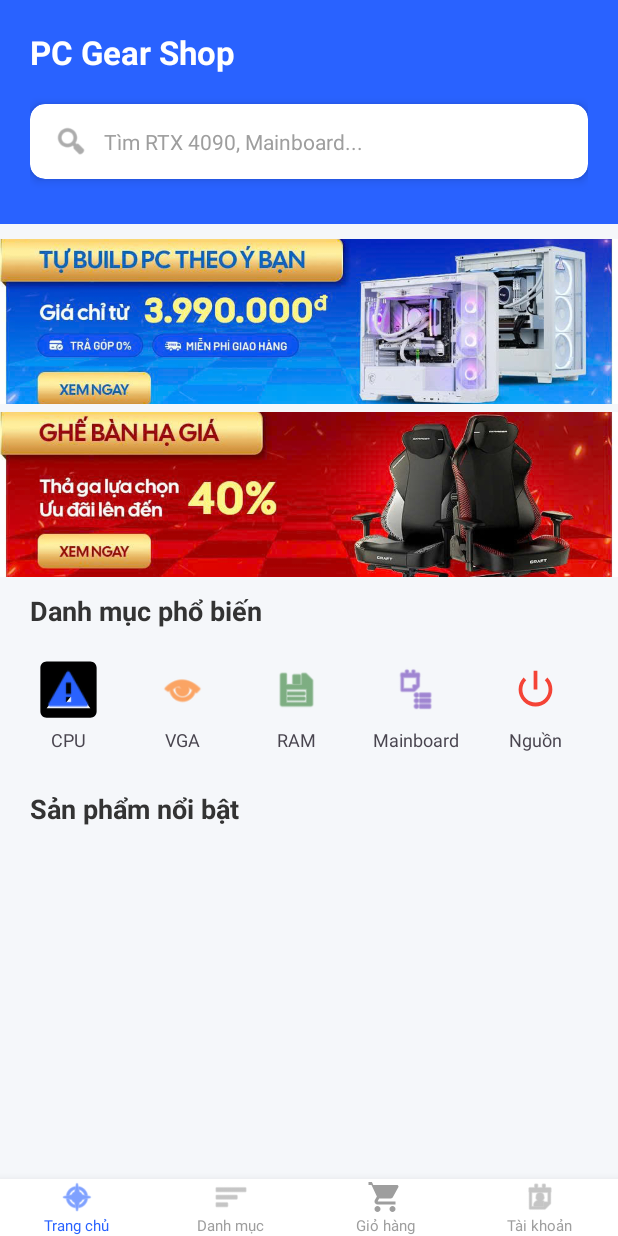
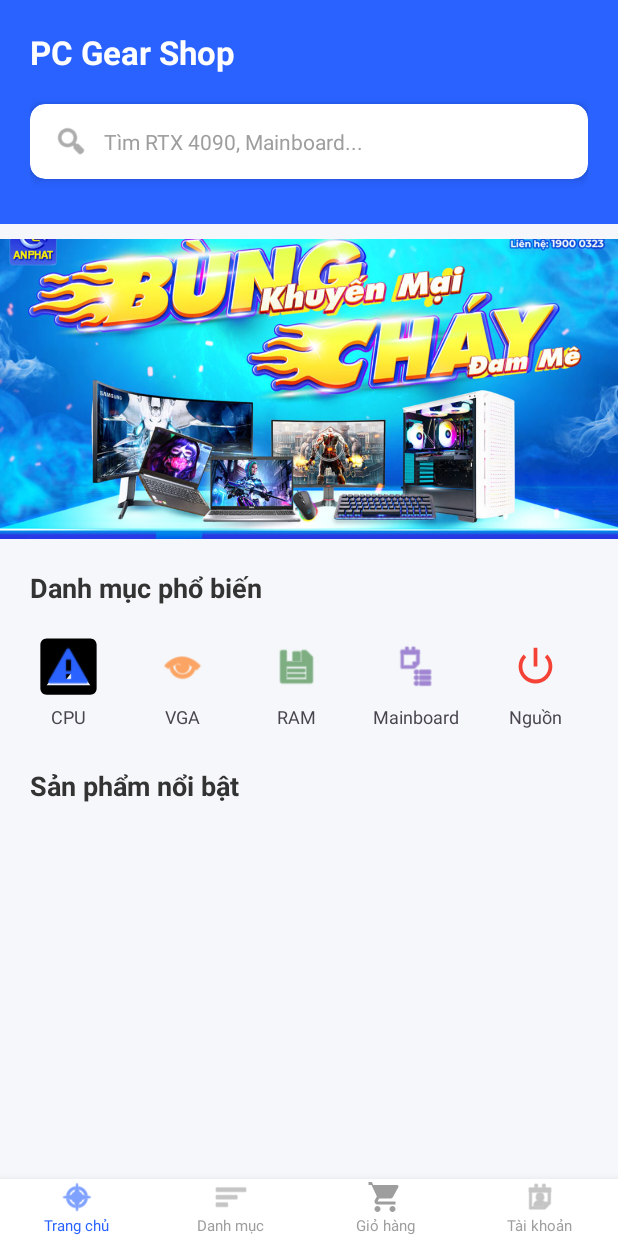
Before and after one commit to HG2505/do-an-mobile, an Android app: the HomeActivity screen opened directly, with no data from a screen before it, on a phone screen of 412 x 824 dp. Run offline under Robolectric (Android 15) with nearby library versions, the phone set to English and light mode, and no system bars; our stand-ins replace Firebase (no records; nobody signed in at launch, a user with empty details on screens opened directly).

Commit message:
Vỹ sửa & thêm vài tính năng mới như : Login , Home , Customer

```diff
--- /dev/null
+++ b/app/src/main/java/com/example/giuaki/BannerAdapter.kt
@@ -0,0 +1,27 @@
+package com.example.giuaki
+
+import android.view.LayoutInflater
+import android.view.View
+import android.view.ViewGroup
+import android.widget.ImageView
+import androidx.recyclerview.widget.RecyclerView
+
+class BannerAdapter(private val images: List<Int>) : RecyclerView.Adapter<BannerAdapter.BannerViewHolder>() {
+
+    inner class BannerViewHolder(view: View) : RecyclerView.ViewHolder(view) {
+        val imageView: ImageView = view.findViewById(R.id.imgBannerItem)
+    }
+
+    override fun onCreateViewHolder(parent: ViewGroup, viewType: Int): BannerViewHolder {
+        val view = LayoutInflater.from(parent.context).inflate(R.layout.item_banner, parent, false)
+        return BannerViewHolder(view)
+    }
+
+    override fun onBindViewHolder(holder: BannerViewHolder, position: Int) {
+        holder.imageView.setImageResource(images[position])
+    }
+
+    override fun getItemCount(): Int {
+        return images.size
+    }
+}
--- a/app/src/main/java/com/example/giuaki/HomeActivity.kt
+++ b/app/src/main/java/com/example/giuaki/HomeActivity.kt
@@ -3,6 +3,8 @@ package com.example.giuaki
 import android.annotation.SuppressLint
 import android.content.Intent
 import android.os.Bundle
+import android.os.Handler
+import android.os.Looper
 import android.util.Log
 import android.widget.ImageView
 import android.widget.TextView
@@ -10,6 +12,7 @@ import android.widget.Toast
 import androidx.appcompat.app.AppCompatActivity
 import androidx.recyclerview.widget.GridLayoutManager
 import androidx.recyclerview.widget.RecyclerView
+import androidx.viewpager2.widget.ViewPager2
 import com.google.firebase.firestore.FirebaseFirestore
 
 class HomeActivity : AppCompatActivity() {
@@ -18,9 +21,25 @@ class HomeActivity : AppCompatActivity() {
     private lateinit var adapter: ProductAdapter
     private val featuredList = mutableListOf<Product>()
 
+    private lateinit var viewPagerBanner : ViewPager2
+    private lateinit var bannerAdapter: BannerAdapter
+    private val bannerHandler = Handler(Looper.getMainLooper())
+    private val bannerRunnable = Runnable {
+        var currentItem = viewPagerBanner.currentItem
+        val totalItem = bannerAdapter.itemCount - 1
+
+        if (currentItem < totalItem) {
+            currentItem++
+            viewPagerBanner.currentItem = currentItem
+        } else {
+            viewPagerBanner.currentItem = 0
+        }
+    }
+
     override fun onCreate(savedInstanceState: Bundle?) {
         super.onCreate(savedInstanceState)
         setContentView(R.layout.home)
+        setupBanner()
         setupFeaturedRecyclerView()
         loadFeaturedProducts()
 
@@ -50,8 +69,6 @@ class HomeActivity : AppCompatActivity() {
         search.setOnClickListener { val intent = Intent(this, SearchActivity::class.java)
             startActivity(intent)
         }
-
-        // ... (Giữ nguyên các sự kiện click category) ...
         imgCPU.setOnClickListener {
             val intent = Intent(this, ProductListActivity::class.java)
             intent.putExtra("CATEGORY_NAME", "cpu")
@@ -83,7 +100,38 @@ class HomeActivity : AppCompatActivity() {
             startActivity(intent)
         }
     }
+    private fun setupBanner() {
+        viewPagerBanner = findViewById(R.id.viewPagerBanner)
+        val listBanners = listOf(
+            R.drawable.banner_1,
+            R.drawable.banner_3,
+            R.drawable.banner_5,
+            R.drawable.banner_2,
+            R.drawable.banner_4,
+            R.drawable.banner_6
+        )
 
+        bannerAdapter =  BannerAdapter(listBanners)
+        viewPagerBanner.adapter = bannerAdapter
+
+        viewPagerBanner.registerOnPageChangeCallback(object : ViewPager2.OnPageChangeCallback() {
+            override fun onPageSelected(position: Int) {
+                super.onPageSelected(position)
+                bannerHandler.removeCallbacks(bannerRunnable)
+                bannerHandler.postDelayed(bannerRunnable, 3000)
+            }
+        })
+    }
+
+    override fun onPause() {
+        super.onPause()
+        bannerHandler.removeCallbacks(bannerRunnable)
+    }
+
+    override fun onResume() {
+        super.onResume()
+        bannerHandler.removeCallbacks(bannerRunnable,3000)
+    }
     private fun setupFeaturedRecyclerView() {
         rvFeaturedProducts = findViewById(R.id.rvFeaturedProducts)
         adapter = ProductAdapter(featuredList)
--- a/app/src/main/res/layout/content_home.xml
+++ b/app/src/main/res/layout/content_home.xml
@@ -13,20 +13,11 @@
         android:paddingTop="10dp"
         android:paddingBottom="20dp">
 
-        <ImageView
+        <androidx.viewpager2.widget.ViewPager2
+            android:id="@+id/viewPagerBanner"
             android:layout_width="match_parent"
-            android:layout_height="110dp"
-            app:srcCompat="@drawable/build"
-            android:scaleType="centerCrop"/>
-
-        <ImageView
-            android:layout_width="match_parent"
-            android:layout_height="110dp"
-            android:layout_marginTop="5dp"
-            app:srcCompat="@drawable/ghe"
-            android:scaleType="centerCrop"/>
-
-
+            android:layout_height="200dp"
+            android:layout_marginBottom="10dp"/>
         <TextView
             android:layout_width="wrap_content"
             android:layout_height="wrap_content"
--- /dev/null
+++ b/app/src/main/res/layout/item_banner.xml
@@ -0,0 +1,8 @@
+<?xml version="1.0" encoding="utf-8"?>
+<ImageView xmlns:android="http://schemas.android.com/apk/res/android"
+    android:id="@+id/imgBannerItem"
+    android:layout_width="match_parent"
+    android:layout_height="match_parent"
+    android:scaleType="centerCrop"
+    android:adjustViewBounds="true"
+    android:src="@drawable/banner_1" />
```
Also changed, not shown: app/src/main/res/drawable/banner_1.jpg (added), app/src/main/res/drawable/banner_2.png (added), app/src/main/res/drawable/banner_3.png (added), app/src/main/res/drawable/banner_4.jpg (added), app/src/main/res/drawable/banner_5.jpg (renamed from app/src/main/res/drawable/build.jpg), app/src/main/res/drawable/banner_6.jpg (renamed from app/src/main/res/drawable/ghe.jpg).
